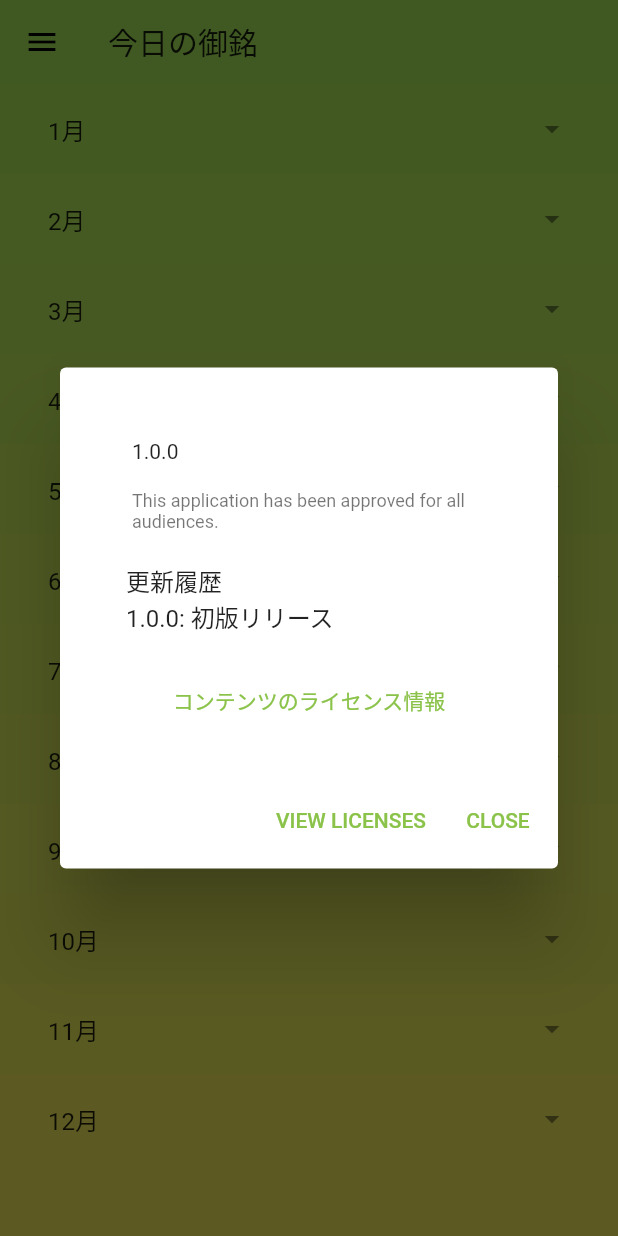
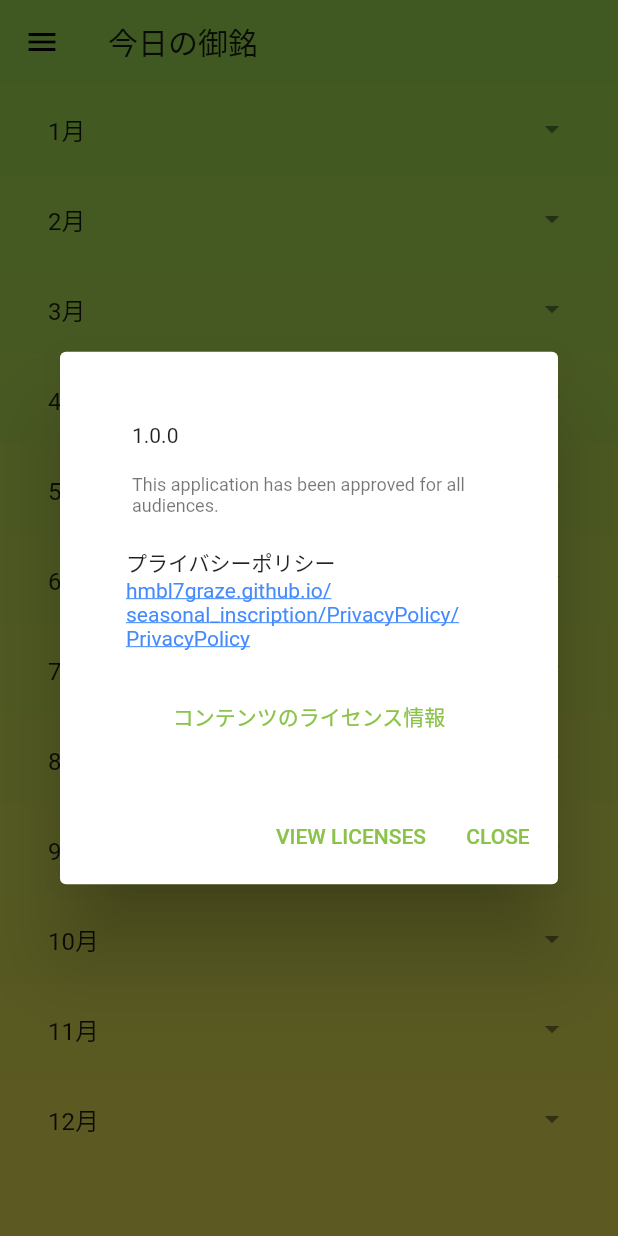
Before and after one commit to hmbl7graze/seasonal_inscription, a Flutter app: the screen it shows after launch, in the side drawer, after a tap on "アプリ情報", on a phone screen of 412 x 824 dp. Run offline on Flutter 3.47's test engine with Material 2 defaults, Android fonts, the phone set to English and light mode, and no system bars; drawn by our look-alikes of flutter_linkify; our stand-ins replace flutter_hooks, flutter_local_notifications, flutter_native_timezone, flutter_sticky_header, google_mobile_ads, hive and 4 more; missing offline and left inert: purchases_flutter; accounts and stored records are empty; network calls fail; Roboto replaces fonts that are missing (Hannari).

Commit message:
アプリ情報にプライバシーポリシーのリンクを追加 これがver1.0になる予定

```diff
--- a/lib/mainpage.dart
+++ b/lib/mainpage.dart
@@ -7,6 +7,8 @@ import 'package:flutter_sticky_header/flutter_sticky_header.dart';
 import 'package:google_mobile_ads/google_mobile_ads.dart';
 import 'package:hooks_riverpod/hooks_riverpod.dart';
 import 'package:seasonal_inscription/poetic_name_data.dart';
+import 'package:flutter_linkify/flutter_linkify.dart';
+import 'package:url_launcher/url_launcher.dart';
 
 import 'custom_expansionPanel_list.dart';
 import 'hive_service.dart';
@@ -96,10 +98,20 @@ class MainPage extends HookWidget{
                   applicationLegalese:
                   'This application has been approved for all audiences.',
                   children: [
-                    const Padding(
+                    Padding(
                       padding: EdgeInsets.all(20),
-                      child: Text('更新履歴 \n'
-                          '1.0.0: 初版リリース'),
+                      child: Linkify(
+                        onOpen: (LinkableElement link) async {
+                          if (await canLaunch(link.url)) {
+                            await launch(link.url);
+                          }
+                          else {
+                              throw 'Could not launch $link';
+                          }
+                          },
+                        text: 'プライバシーポリシー\n'
+                            'https://hmbl7graze.github.io/seasonal_inscription/PrivacyPolicy/PrivacyPolicy',
+                      ),
                     ),
                     TextButton(
                       onPressed: () {
@@ -451,51 +463,51 @@ String _getAdUnitId(Month month){
     case Month.january:
       return Platform.isAndroid
           ? 'ca-app-pub-3940256099942544/6300978111'
-          : 'ca-app-pub-3940256099942544/2934735716';
+          : 'ca-app-pub-1175513766978931/9306277985';
     case Month.february:
       return Platform.isAndroid
           ? 'ca-app-pub-3940256099942544/6300978111'
-          : 'ca-app-pub-3940256099942544/2934735716';
+          : 'ca-app-pub-1175513766978931/6335310349';
     case Month.march:
       return Platform.isAndroid
           ? 'ca-app-pub-3940256099942544/6300978111'
-          : 'ca-app-pub-3940256099942544/2934735716';
+          : 'ca-app-pub-1175513766978931/1769734592';
     case Month.april:
       return Platform.isAndroid
           ? 'ca-app-pub-3940256099942544/6300978111'
-          : 'ca-app-pub-3940256099942544/2934735716';
+          : 'ca-app-pub-1175513766978931/7265248634';
     case Month.may:
       return Platform.isAndroid
           ? 'ca-app-pub-3940256099942544/6300978111'
-          : 'ca-app-pub-3940256099942544/2934735716';
+          : 'ca-app-pub-1175513766978931/1821350263';
     case Month.june:
       return Platform.isAndroid
           ? 'ca-app-pub-3940256099942544/6300978111'
-          : 'ca-app-pub-3940256099942544/2934735716';
+          : 'ca-app-pub-1175513766978931/9316696905';
     case Month.july:
       return Platform.isAndroid
           ? 'ca-app-pub-3940256099942544/6300978111'
-          : 'ca-app-pub-3940256099942544/2934735716';
+          : 'ca-app-pub-1175513766978931/2751288557';
     case Month.august:
       return Platform.isAndroid
           ? 'ca-app-pub-3940256099942544/6300978111'
-          : 'ca-app-pub-3940256099942544/2934735716';
+          : 'ca-app-pub-1175513766978931/3872798530';
     case Month.september:
       return Platform.isAndroid
           ? 'ca-app-pub-3940256099942544/6300978111'
-          : 'ca-app-pub-3940256099942544/2934735716';
+          : 'ca-app-pub-1175513766978931/6115818491';
     case Month.october:
       return Platform.isAndroid
           ? 'ca-app-pub-3940256099942544/6300978111'
-          : 'ca-app-pub-3940256099942544/2934735716';
+          : 'ca-app-pub-1175513766978931/5924246802';
     case Month.november:
       return Platform.isAndroid
           ? 'ca-app-pub-3940256099942544/6300978111'
-          : 'ca-app-pub-3940256099942544/2934735716';
+          : 'ca-app-pub-1175513766978931/5732675111';
     case Month.december:
       return Platform.isAndroid
           ? 'ca-app-pub-3940256099942544/6300978111'
-          : 'ca-app-pub-3940256099942544/2934735716';
+          : 'ca-app-pub-1175513766978931/1601858410';
   }
   return'';
 }
--- a/pubspec.yaml
+++ b/pubspec.yaml
@@ -25,7 +25,9 @@ dependencies:
   flutter:
     sdk: flutter
   flutter_hooks: ^0.17.0
+  flutter_linkify: ^5.0.2
   flutter_local_notifications: ^6.0.0
+  url_launcher: ^6.0.2
   flutter_native_timezone: ^1.1.0
   flutter_sticky_header: ^0.6.0
   google_mobile_ads: ^0.13.0
```
Also changed, not shown: pubspec.lock, 1 other file.
